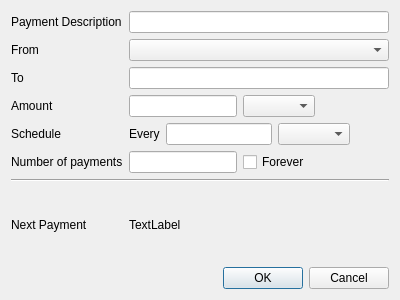
Qt form src/newrecurring.ui (z-bitcoinz/BitcoinZ_Blue) before a commit.
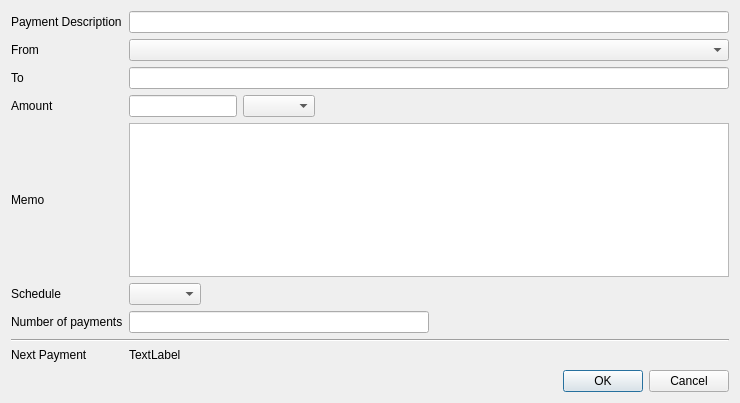
The same form after that commit. Custom widgets are drawn as their Qt base class.

Commit message: Send page checkbox

Patch:
```diff
--- a/src/newrecurring.ui
+++ b/src/newrecurring.ui
@@ -6,24 +6,21 @@
    <rect>
     <x>0</x>
     <y>0</y>
-    <width>400</width>
-    <height>300</height>
+    <width>740</width>
+    <height>403</height>
    </rect>
   </property>
   <property name="windowTitle">
    <string>Dialog</string>
   </property>
   <layout class="QGridLayout" name="gridLayout">
-   <item row="3" column="2">
-    <layout class="QHBoxLayout" name="horizontalLayout_3">
+   <item row="5" column="2">
+    <layout class="QHBoxLayout" name="horizontalLayout">
      <item>
-      <widget class="QLineEdit" name="lineEdit_4"/>
+      <widget class="QComboBox" name="cmbSchedule"/>
      </item>
      <item>
-      <widget class="QComboBox" name="comboBox_3"/>
-     </item>
-     <item>
-      <spacer name="horizontalSpacer_3">
+      <spacer name="horizontalSpacer">
        <property name="orientation">
         <enum>Qt::Horizontal</enum>
        </property>
@@ -37,10 +34,7 @@
      </item>
     </layout>
    </item>
-   <item row="1" column="2">
-    <widget class="QComboBox" name="comboBox"/>
-   </item>
-   <item row="9" column="2">
+   <item row="10" column="2">
     <widget class="QDialogButtonBox" name="buttonBox">
      <property name="orientation">
       <enum>Qt::Horizontal</enum>
@@ -50,8 +44,12 @@
      </property>
     </widget>
    </item>
-   <item row="2" column="2">
-    <widget class="QLineEdit" name="lineEdit"/>
+   <item row="5" column="1">
+    <widget class="QLabel" name="label_3">
+     <property name="text">
+      <string>Schedule</string>
+     </property>
+    </widget>
    </item>
    <item row="2" column="1">
     <widget class="QLabel" name="label_2">
@@ -60,6 +58,53 @@
      </property>
     </widget>
    </item>
+   <item row="8" column="2">
+    <widget class="QLabel" name="lblNextPayment">
+     <property name="text">
+      <string>TextLabel</string>
+     </property>
+    </widget>
+   </item>
+   <item row="7" column="1" colspan="2">
+    <widget class="Line" name="line">
+     <property name="orientation">
+      <enum>Qt::Horizontal</enum>
+     </property>
+    </widget>
+   </item>
+   <item row="3" column="2">
+    <layout class="QHBoxLayout" name="horizontalLayout_3">
+     <item>
+      <widget class="QLineEdit" name="txtAmt">
+       <property name="sizePolicy">
+        <sizepolicy hsizetype="Minimum" vsizetype="Fixed">
+         <horstretch>0</horstretch>
+         <verstretch>0</verstretch>
+        </sizepolicy>
+       </property>
+      </widget>
+     </item>
+     <item>
+      <widget class="QComboBox" name="cmbCurrency"/>
+     </item>
+     <item>
+      <spacer name="horizontalSpacer_3">
+       <property name="orientation">
+        <enum>Qt::Horizontal</enum>
+       </property>
+       <property name="sizeHint" stdset="0">
+        <size>
+         <width>40</width>
+         <height>20</height>
+        </size>
+       </property>
+      </spacer>
+     </item>
+    </layout>
+   </item>
+   <item row="0" column="2">
+    <widget class="QLineEdit" name="txtDesc"/>
+   </item>
    <item row="1" column="1">
     <widget class="QLabel" name="label">
      <property name="text">
@@ -67,14 +112,7 @@
      </property>
     </widget>
    </item>
-   <item row="4" column="1">
-    <widget class="QLabel" name="label_3">
-     <property name="text">
-      <string>Schedule</string>
-     </property>
-    </widget>
-   </item>
-   <item row="5" column="1">
+   <item row="6" column="1">
     <widget class="QLabel" name="label_5">
      <property name="text">
       <string>Number of payments</string>
@@ -88,19 +126,51 @@
      </property>
     </widget>
    </item>
-   <item row="7" column="1">
+   <item row="9" column="1">
+    <spacer name="verticalSpacer">
+     <property name="orientation">
+      <enum>Qt::Vertical</enum>
+     </property>
+     <property name="sizeHint" stdset="0">
+      <size>
+       <width>20</width>
+       <height>40</height>
+      </size>
+     </property>
+    </spacer>
+   </item>
+   <item row="1" column="2">
+    <widget class="AddressCombo" name="cmbFromAddress"/>
+   </item>
+   <item row="6" column="2">
+    <layout class="QHBoxLayout" name="horizontalLayout_2">
+     <item>
+      <widget class="QLineEdit" name="txtNumPayments"/>
+     </item>
+     <item>
+      <spacer name="horizontalSpacer_2">
+       <property name="orientation">
+        <enum>Qt::Horizontal</enum>
+       </property>
+       <property name="sizeHint" stdset="0">
+        <size>
+         <width>40</width>
+         <height>20</height>
+        </size>
+       </property>
+      </spacer>
+     </item>
+    </layout>
+   </item>
+   <item row="8" column="1">
     <widget class="QLabel" name="label_8">
      <property name="text">
       <string>Next Payment</string>
      </property>
     </widget>
    </item>
-   <item row="7" column="2">
-    <widget class="QLabel" name="label_9">
-     <property name="text">
-      <string>TextLabel</string>
-     </property>
-    </widget>
+   <item row="2" column="2">
+    <widget class="QLineEdit" name="txtToAddr"/>
    </item>
    <item row="0" column="1">
     <widget class="QLabel" name="label_7">
@@ -109,75 +179,34 @@
      </property>
     </widget>
    </item>
-   <item row="0" column="2">
-    <widget class="QLineEdit" name="lineEdit_5"/>
-   </item>
    <item row="4" column="2">
-    <layout class="QHBoxLayout" name="horizontalLayout">
-     <item>
-      <widget class="QLabel" name="label_4">
-       <property name="text">
-        <string>Every</string>
-       </property>
-      </widget>
-     </item>
-     <item>
-      <widget class="QLineEdit" name="lineEdit_2"/>
-     </item>
-     <item>
-      <widget class="QComboBox" name="comboBox_2"/>
-     </item>
-     <item>
-      <spacer name="horizontalSpacer">
-       <property name="orientation">
-        <enum>Qt::Horizontal</enum>
-       </property>
-       <property name="sizeHint" stdset="0">
-        <size>
-         <width>40</width>
-         <height>20</height>
-        </size>
-       </property>
-      </spacer>
-     </item>
-    </layout>
+    <widget class="QPlainTextEdit" name="txtMemo"/>
    </item>
-   <item row="5" column="2">
-    <layout class="QHBoxLayout" name="horizontalLayout_2">
-     <item>
-      <widget class="QLineEdit" name="lineEdit_3"/>
-     </item>
-     <item>
-      <widget class="QCheckBox" name="checkBox">
-       <property name="text">
-        <string>Forever</string>
-       </property>
-      </widget>
-     </item>
-     <item>
-      <spacer name="horizontalSpacer_2">
-       <property name="orientation">
-        <enum>Qt::Horizontal</enum>
-       </property>
-       <property name="sizeHint" stdset="0">
-        <size>
-         <width>40</width>
-         <height>20</height>
-        </size>
-       </property>
-      </spacer>
-     </item>
-    </layout>
-   </item>
-   <item row="6" column="1" colspan="2">
-    <widget class="Line" name="line">
-     <property name="orientation">
-      <enum>Qt::Horizontal</enum>
+   <item row="4" column="1">
+    <widget class="QLabel" name="label_4">
+     <property name="text">
+      <string>Memo</string>
      </property>
     </widget>
    </item>
   </layout>
  </widget>
+ <customwidgets>
+  <customwidget>
+   <class>AddressCombo</class>
+   <extends>QComboBox</extends>
+   <header>addresscombo.h</header>
+  </customwidget>
+ </customwidgets>
+ <tabstops>
+  <tabstop>txtDesc</tabstop>
+  <tabstop>cmbFromAddress</tabstop>
+  <tabstop>txtToAddr</tabstop>
+  <tabstop>txtAmt</tabstop>
+  <tabstop>cmbCurrency</tabstop>
+  <tabstop>cmbSchedule</tabstop>
+  <tabstop>txtNumPayments</tabstop>
+ </tabstops>
  <resources/>
  <connections>
   <connection>
```
Left out of the diff: 22 changed lines with no effect on the pictures. The commit also changes 5 other files.
